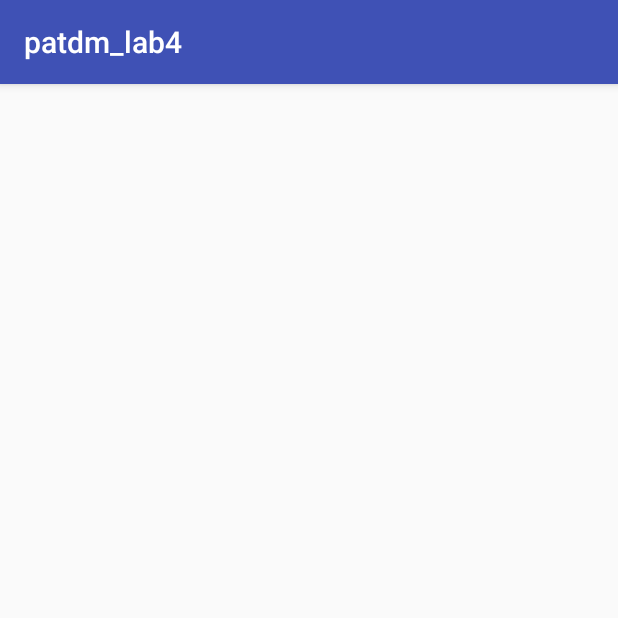
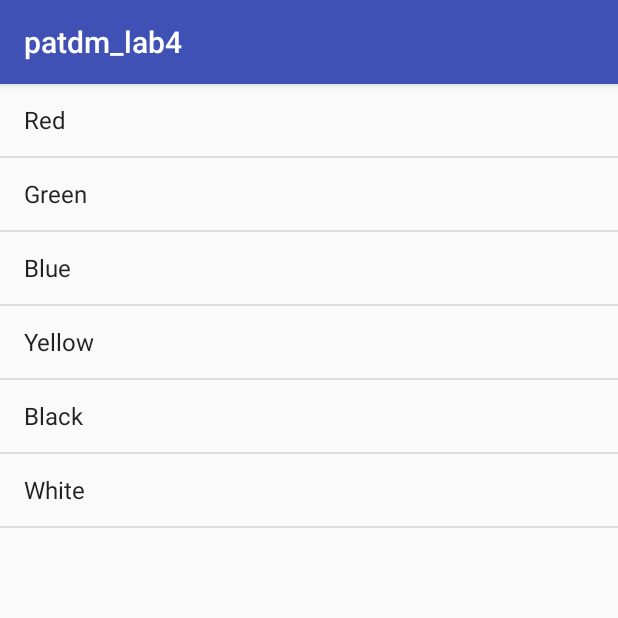
Before and after one commit to anestic/patdm_lab4, an Android app: the screen it shows after launch (MainActivity), on a phone screen of 412 x 824 dp, the top half of it. Run offline under Robolectric (Android 15) with nearby library versions, the phone set to English and light mode, and no system bars; 1 statement that could not run was skipped.

Commit message:
MainActivity

```diff
--- a/app/src/main/java/com/example/damian/patdm_lab4/MainActivity.java
+++ b/app/src/main/java/com/example/damian/patdm_lab4/MainActivity.java
@@ -1,16 +1,50 @@
 package com.example.damian.patdm_lab4;
 
+import android.content.Intent;
 import android.support.v7.app.AppCompatActivity;
 import android.os.Bundle;
-import android.widget.Toast;
+import android.view.Menu;
+import android.view.MenuInflater;
+import android.view.MenuItem;
+import android.widget.ArrayAdapter;
+import android.widget.ListView;
+
+import java.util.ArrayList;
+import java.util.Arrays;
 
 public class MainActivity extends AppCompatActivity {
+
+    private ArrayList<String> target;
+    private ArrayAdapter adapter;
 
     @Override
     protected void onCreate(Bundle savedInstanceState) {
         super.onCreate(savedInstanceState);
         setContentView(R.layout.activity_main);
 
-        Toast.makeText(this, "Hello GitHub", Toast.LENGTH_SHORT).show();
+        String[] values = new String[] { "Red", "Green", "Blue", "Yellow", "Black", "White" };
+
+        this.target = new ArrayList<String>();
+        this.target.addAll(Arrays.asList(values));
+
+        this.adapter = new ArrayAdapter(this, android.R.layout.simple_list_item_1, this.target);
+
+        ListView listView = (ListView) findViewById(R.id.listView);
+        listView.setAdapter(adapter);
     }
+
+    @Override
+    public boolean onCreateOptionsMenu(Menu menu)
+    {
+        MenuInflater inflater = getMenuInflater();
+        inflater.inflate(R.menu.main_menu, menu);
+        return true;
+    }
+
+    public void nowyWpis(MenuItem mi)
+    {
+        Intent intencja = new Intent(this, DodajWpis.class);
+        startActivityForResult(intencja, 1);
+    }
+
 }
```
